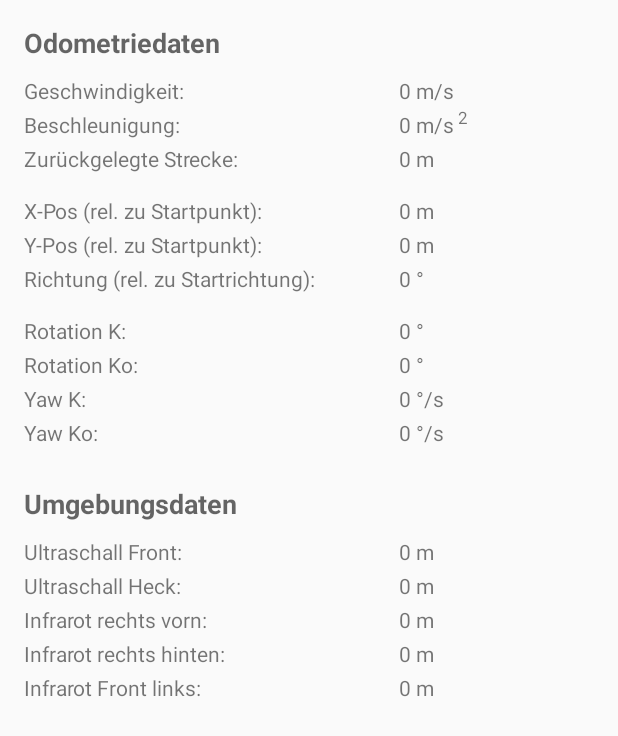
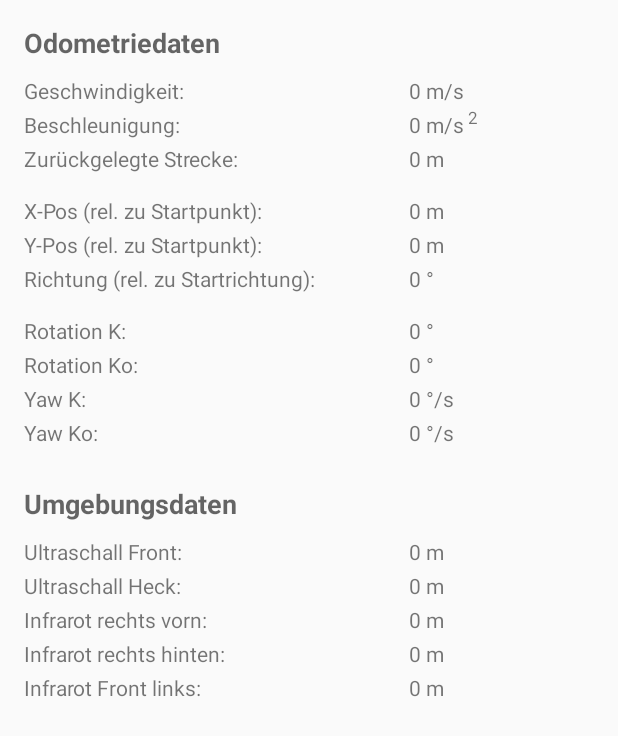
Before and after one commit to Kowait00/CaroloHseApp, an Android app: the layout tab2_rawdata.xml on its own in the app's theme, with its tools: preview values and no code run, on a phone screen of 412 x 824 dp. Shown: the top 736 px of the screen. Run offline under Robolectric (Android 15) with nearby library versions, the phone set to English and light mode, and no system bars.

Commit message:
Changed condition for reset of plot to pos == 0/0 and speed == 0 Minor layout impovements

```diff
--- a/app/src/main/java/com/wacker/carolohseapp/MainActivity.java
+++ b/app/src/main/java/com/wacker/carolohseapp/MainActivity.java
@@ -201,6 +201,10 @@ public class MainActivity extends AppCompatActivity
                 dummyData.poseY = .2*i * Math.sin(.02 * i * Math.PI);
                 dummyData.movementV = (dummyData.movementV + (float)0.01) % 3;
                 dummyData.movementA = (dummyData.movementA + 0.05) % 5;
+
+                // make first iteration send empty object to ensure reset of plot
+                if(i == 0) dummyData = new CaroloCarSensorData();
+
                 i++;
 
                 Intent intent = new Intent(UdpReceiverService.UDPRECV_RESULT);
--- a/app/src/main/java/com/wacker/carolohseapp/Tab3DrivenRoutePlot.java
+++ b/app/src/main/java/com/wacker/carolohseapp/Tab3DrivenRoutePlot.java
@@ -94,7 +94,7 @@ public class Tab3DrivenRoutePlot extends Fragment
 
     private void updatePlot(CaroloCarSensorData carData)
     {
-        if(carData.poseX == 0 && carData.poseY == 0 && System.currentTimeMillis() - lastDataUpdated > 5000)
+        if(carData.poseX == 0 && carData.poseY == 0 && carData.movementV == 0)
         {
             xPosVals.clear();
             yPosVals.clear();
--- a/app/src/main/res/layout/activity_app_info.xml
+++ b/app/src/main/res/layout/activity_app_info.xml
@@ -44,7 +44,7 @@
             android:layout_height="wrap_content"
             android:text="@string/car_image_source_info_text"
             android:id="@+id/CarImageSourceInfoTextView"
-            android:layout_marginTop="77dp"
+            android:layout_marginTop="45dp"
             android:layout_below="@+id/DevInfoTextView"
             android:layout_centerHorizontal="true"/>
 
@@ -58,5 +58,16 @@
             android:layout_centerHorizontal="true"
             android:layout_marginTop="19dp"/>
 
+        <TextView
+            android:layout_width="match_parent"
+            android:paddingLeft="25dp"
+            android:layout_height="wrap_content"
+            android:text="@string/AndroidPlot_source_info_text"
+            android:id="@+id/AndroidPlotSourceTextView"
+            android:layout_marginTop="19dp"
+            android:layout_below="@+id/TireTreadTextureSourceInfoTextView"
+            android:layout_alignParentLeft="true"
+            android:layout_alignParentStart="true"/>
+
     </RelativeLayout>
 </ScrollView>
--- a/app/src/main/res/layout/tab2_rawdata.xml
+++ b/app/src/main/res/layout/tab2_rawdata.xml
@@ -40,10 +40,12 @@
         <TextView
             android:layout_width="wrap_content"
             android:layout_height="wrap_content"
+            android:gravity="right"
+            android:minEms="3"
             android:text="0"
             android:id="@+id/rawdata_movementV_value"
-            android:layout_marginLeft="55dp"
-            android:layout_marginStart="55dp"
+            android:layout_marginLeft="22dp"
+            android:layout_marginStart="22dp"
             android:layout_alignTop="@+id/rawdata_movementV_label"
             android:layout_toRightOf="@+id/rawdata_posePsi_label"
             android:layout_toEndOf="@+id/rawdata_posePsi_label"/>
@@ -71,6 +73,8 @@
         <TextView
             android:layout_width="wrap_content"
             android:layout_height="wrap_content"
+            android:gravity="right"
+            android:minEms="3"
             android:text="0"
             android:id="@+id/rawdata_movementA_value"
             android:layout_alignTop="@+id/rawdata_movementA_label"
@@ -100,6 +104,8 @@
         <TextView
             android:layout_width="wrap_content"
             android:layout_height="wrap_content"
+            android:gravity="right"
+            android:minEms="3"
             android:text="0"
             android:id="@+id/rawdata_movementS_value"
             android:layout_alignTop="@+id/rawdata_movementS_label"
@@ -129,6 +135,8 @@
         <TextView
             android:layout_width="wrap_content"
             android:layout_height="wrap_content"
+            android:gravity="right"
+            android:minEms="3"
             android:text="0"
             android:id="@+id/rawdata_poseX_value"
             android:layout_alignTop="@+id/rawdata_poseX_label"
@@ -157,6 +165,8 @@
         <TextView
             android:layout_width="wrap_content"
             android:layout_height="wrap_content"
+            android:gravity="right"
+            android:minEms="3"
             android:text="0"
             android:id="@+id/rawdata_poseY_value"
             android:layout_alignTop="@+id/rawdata_poseY_label"
@@ -185,6 +195,8 @@
         <TextView
             android:layout_width="wrap_content"
             android:layout_height="wrap_content"
+            android:gravity="right"
+            android:minEms="3"
             android:text="0"
             android:id="@+id/rawdata_posePsi_value"
             android:layout_alignTop="@+id/rawdata_posePsi_label"
@@ -213,6 +225,8 @@
         <TextView
             android:layout_width="wrap_content"
             android:layout_height="wrap_content"
+            android:gravity="right"
+            android:minEms="3"
             android:text="0"
             android:id="@+id/rawdata_rotationPsi_K_value"
             android:layout_alignTop="@+id/rawdata_rotationPsi_K_Label"
@@ -241,6 +255,8 @@
         <TextView
             android:layout_width="wrap_content"
             android:layout_height="wrap_content"
+            android:gravity="right"
+            android:minEms="3"
             android:text="0"
             android:id="@+id/rawdata_rotationPsi_Ko_value"
             android:layout_alignTop="@+id/rawdata_rotationPsi_Ko_label"
@@ -269,6 +285,8 @@
         <TextView
             android:layout_width="wrap_content"
             android:layout_height="wrap_content"
+            android:gravity="right"
+            android:minEms="3"
             android:text="0"
             android:id="@+id/rawdata_rotationYaw_K_value"
             android:layout_alignTop="@+id/rawdata_rotationYaw_K_label"
@@ -297,6 +315,8 @@
         <TextView
             android:layout_width="wrap_content"
             android:layout_height="wrap_content"
+            android:gravity="right"
+            android:minEms="3"
             android:text="0"
             android:id="@+id/rawdata_rotationYaw_Ko_value"
             android:layout_alignTop="@+id/rawdata_rotationYaw_Ko_label"
@@ -338,6 +358,8 @@
         <TextView
             android:layout_width="wrap_content"
             android:layout_height="wrap_content"
+            android:gravity="right"
+            android:minEms="3"
             android:text="0"
             android:id="@+id/rawdata_environmentUS_Front_value"
             android:layout_alignTop="@+id/rawdata_environmentUS_Front_label"
@@ -366,6 +388,8 @@
         <TextView
             android:layout_width="wrap_content"
             android:layout_height="wrap_content"
+            android:gravity="right"
+            android:minEms="3"
             android:text="0"
             android:id="@+id/rawdata_environmentUS_Rear_value"
             android:layout_alignTop="@+id/rawdata_environmentUS_Rear_label"
@@ -394,6 +418,8 @@
         <TextView
             android:layout_width="wrap_content"
             android:layout_height="wrap_content"
+            android:gravity="right"
+            android:minEms="3"
             android:text="0"
             android:id="@+id/rawdata_environmentIR_Side_Front_value"
             android:layout_alignTop="@+id/rawdata_environmentIR_Side_Front_label"
@@ -422,6 +448,8 @@
         <TextView
             android:layout_width="wrap_content"
             android:layout_height="wrap_content"
+            android:gravity="right"
+            android:minEms="3"
             android:text="0"
             android:id="@+id/rawdata_environmentIR_Side_Rear_value"
             android:layout_alignTop="@+id/rawdata_environmentIR_Side_Rear_label"
@@ -450,6 +478,8 @@
         <TextView
             android:layout_width="wrap_content"
             android:layout_height="wrap_content"
+            android:gravity="right"
+            android:minEms="3"
             android:text="0"
             android:id="@+id/rawdata_environmentIR_Front_Left_value"
             android:layout_alignTop="@+id/rawdata_environmentIR_Front_Left_label"
--- a/app/src/main/res/values/strings.xml
+++ b/app/src/main/res/values/strings.xml
@@ -6,9 +6,10 @@
     <string name="action_test_data_stop">Testdaten stoppen</string>
     <string name="section_format">Hello World from section: %1$d</string>
     <string name="app_info_heading">it:movES\nAndroid App</string>
-    <string name="dev_info_text">Entwickelt in 2016\nvon Konstantin Wacker\n\nals Studienarbeit\nan der Hochschule Esslingen</string>
+    <string name="dev_info_text">Entwickelt von\nKonstantin Wacker\n\nals Studienarbeit\nan der Hochschule Esslingen</string>
     <string name="car_image_source_info_text">Grafik Pickup Truck:\n&#169;TRBRY\nopengameart.org/content/car-pickup</string>
     <string name="tire_tread_texture_source_info_text">Tire Tread Texture:\n&#169;seabranddesign\nVecteezy.com</string>
+    <string name="AndroidPlot_source_info_text">Graph Library:\n&#169;Androidplot\nandroidplot.com</string>
 
     <!-- Strings of raw data tab-->
     <string name="odometry_heading">Odometriedaten</string>
```
